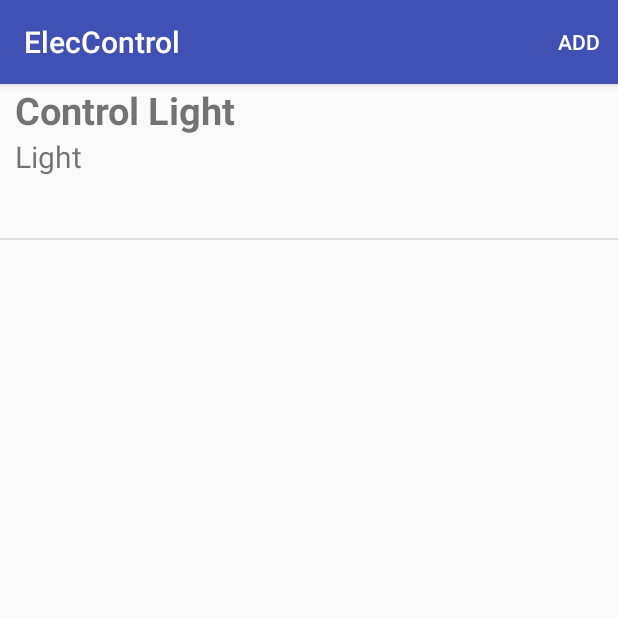
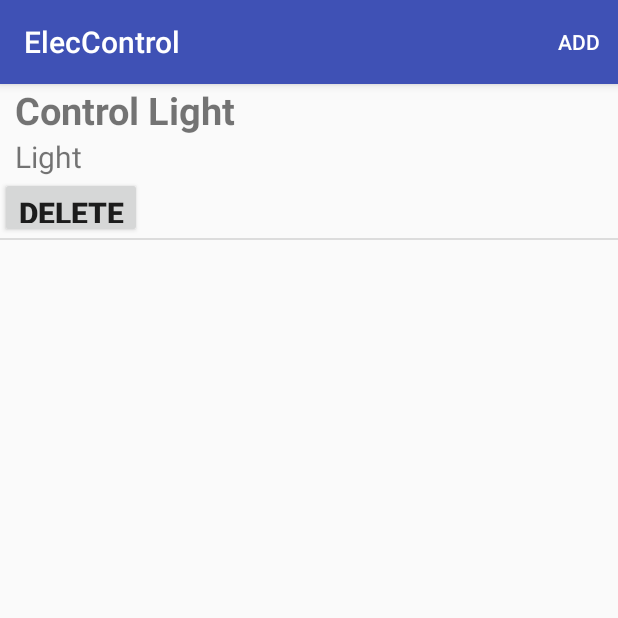
Before and after one commit to dookdikz/seniorProject, an Android app: the screen it shows after launch (MainActivity), after a tap on "Control Light", on a phone screen of 412 x 824 dp, the top half of it. Run offline under Robolectric (Android 15) with nearby library versions, the light colour scheme and no system bars.

Commit message:
เพิ ่ม delele

```diff
--- a/ElecControl/app/src/main/java/com/example/tanawat/eleccontrol/activity/MainActivity.java
+++ b/ElecControl/app/src/main/java/com/example/tanawat/eleccontrol/activity/MainActivity.java
@@ -36,4 +36,5 @@ public class MainActivity extends AppCompatActivity implements MainFragment.Frag
         Intent intent = new Intent(MainActivity.this,AddCommandActivity.class);
         startActivity(intent);
     }
+
 }
--- a/ElecControl/app/src/main/java/com/example/tanawat/eleccontrol/adapter/ButtonListAdapter.java
+++ b/ElecControl/app/src/main/java/com/example/tanawat/eleccontrol/adapter/ButtonListAdapter.java
@@ -1,13 +1,20 @@
 package com.example.tanawat.eleccontrol.adapter;
 
+import android.app.Activity;
 import android.content.Context;
 import android.content.SharedPreferences;
+import android.util.Log;
+import android.view.LayoutInflater;
 import android.view.View;
 import android.view.ViewGroup;
 import android.widget.Adapter;
 import android.widget.BaseAdapter;
+import android.widget.Button;
+import android.widget.CheckBox;
+import android.widget.ImageView;
 import android.widget.Toast;
 
+import com.example.tanawat.eleccontrol.R;
 import com.example.tanawat.eleccontrol.cms.ButtonItemCms;
 import com.example.tanawat.eleccontrol.cms.ButtonItemCollectionCms;
 import com.example.tanawat.eleccontrol.view.ButtonListItem;
@@ -15,8 +22,15 @@ import com.example.tanawat.eleccontrol.view.ButtonListItem;
 /**
  * Created by Tanawat on 7/11/2559.
  */
-public class ButtonListAdapter extends BaseAdapter {
+public class ButtonListAdapter extends BaseAdapter  {
     ButtonItemCollectionCms buttonItemCollectionCms;
+
+    private Context context;
+
+    public ButtonListAdapter( Context context) {
+
+        this.context = context;
+    }
 
     public ButtonItemCollectionCms getButtonItemCollectionCms() {
         return buttonItemCollectionCms;
@@ -47,18 +61,33 @@ public class ButtonListAdapter extends BaseAdapter {
     @Override
     public View getView(int position, View convertView, ViewGroup parent) {
         ButtonListItem item;
+        LayoutInflater inflater = (LayoutInflater) context.getApplicationContext()
+                .getSystemService(Context.LAYOUT_INFLATER_SERVICE);
 
        if(convertView != null){
            item = (ButtonListItem) convertView;
+
        }
         else {
+           convertView = inflater.inflate(R.layout.list_item_button,null);
            item = new ButtonListItem(parent.getContext());
        }
         ButtonItemCms buttonItemCms =(ButtonItemCms) getItem(position) ;
         if(buttonItemCms!=null) {
             item.setTvNameText(buttonItemCms.getName());
             item.setTvTypeText(buttonItemCms.getType());
+
         }
+        Button btnDelete =(Button) convertView.findViewById(R.id.btnDelete);
+        btnDelete.setOnClickListener(new View.OnClickListener() {
+            @Override
+            public void onClick(View v) {
+                Log.d("eiei","eiei");
+            }
+        });
+
         return item;
     }
+
+
 }
--- a/ElecControl/app/src/main/java/com/example/tanawat/eleccontrol/fragment/MainFragment.java
+++ b/ElecControl/app/src/main/java/com/example/tanawat/eleccontrol/fragment/MainFragment.java
@@ -16,8 +16,10 @@ import android.view.MenuItem;
 import android.view.View;
 import android.view.ViewGroup;
 import android.widget.AdapterView;
+import android.widget.ArrayAdapter;
 import android.widget.Button;
 import android.widget.EditText;
+import android.widget.ImageView;
 import android.widget.ListView;
 import android.widget.Toast;
 
@@ -51,6 +53,7 @@ public class MainFragment extends Fragment {
     ButtonItemManager buttonListManager;
     ListView listView;
     Button btnChangeUrl;
+    Button btnDelete;
     EditText editUrl;
     ButtonListAdapter listAdapter;
     ButtonItemCms cms;
@@ -101,7 +104,11 @@ public class MainFragment extends Fragment {
         //       in onSavedInstanceState
 
         listView = (ListView) rootView.findViewById(R.id.listView);
-        listAdapter = new ButtonListAdapter();
+        //Button btnDelete = (Button) getView().findViewById(R.id.btnDelete);
+
+
+        listAdapter = new ButtonListAdapter(getActivity());
+//        btnDelete = (Button) getView().findViewById(R.id.btnDelete);
 //        editUrl = (EditText) rootView.findViewById(R.id.editUrl);
 //        btnChangeUrl = (Button) rootView.findViewById(R.id.btnChangeUrl);
 
@@ -123,6 +130,7 @@ public class MainFragment extends Fragment {
         SharedPreferences pref = getContext().getSharedPreferences("cms", Context.MODE_PRIVATE);
         SharedPreferences.Editor editor = pref.edit();
         String jsonRead = pref.getString("json", null);
+
         buttonItemCollectionCms = new Gson().fromJson(jsonRead, ButtonItemCollectionCms.class);
         if (buttonItemCollectionCms != null) {
 
@@ -142,13 +150,13 @@ public class MainFragment extends Fragment {
 
 
         listView.setAdapter(listAdapter);
+
         listView.setOnItemClickListener(new AdapterView.OnItemClickListener() {
             @Override
-            public void onItemClick(AdapterView<?> parent, View view, int position, long id) {
-
+            public void onItemClick(AdapterView<?> parent, View view, final int position, long id) {
+                Toast.makeText(getContext(), view.toString(), Toast.LENGTH_SHORT).show();
                 if (buttonItemCollectionCms.getData().get(position).getName().equals("OpenLight")) {
 //                    Toast.makeText(getContext(), "Open", Toast.LENGTH_SHORT).show();
-
                    Call<TestSendWeb> call = HttpManager.getInstance().getService().openLight();
                     call.enqueue(new Callback<TestSendWeb>() {
                         @Override
@@ -180,6 +188,8 @@ public class MainFragment extends Fragment {
                 }
             }
         });
+
+
 
 
     }
@@ -218,4 +228,37 @@ public class MainFragment extends Fragment {
         }
         return super.onOptionsItemSelected(item);
     }
+//private class MyListAdap extends ArrayAdapter<String>{
+//    private int layout;
+//    public MyListAdap(Context context, int resource, List<String> objects) {
+//        super(context, resource, objects);
+//        layout = resource;
+//    }
+//
+//    @Override
+//    public View getView(int position, View convertView, ViewGroup parent) {
+//      ViewHolder mainViewholder = null;
+//        if(convertView==null){
+//            LayoutInflater  inflater = LayoutInflater.from(getContext());
+//            convertView = inflater.inflate(layout,parent,false);
+//            ViewHolder viewHolder = new ViewHolder();
+//            viewHolder.btnDelete = (ImageView) convertView.findViewById(R.id.btnDelete);
+//            viewHolder.btnDelete.setOnClickListener(new View.OnClickListener() {
+//                @Override
+//                public void onClick(View v) {
+//                    Toast.makeText(getContext(),"fdfs", Toast.LENGTH_SHORT).show();
+//                }
+//            });
+//            convertView.setTag(viewHolder);
+//        }
+//        else {
+//            mainViewholder = (ViewHolder) convertView.getTag();
+//        }
+//
+//return convertView;
+//    }
+//}
+//    public class ViewHolder{
+//        ImageView btnDelete;
+//    }
 }
--- a/ElecControl/app/src/main/java/com/example/tanawat/eleccontrol/view/ButtonListItem.java
+++ b/ElecControl/app/src/main/java/com/example/tanawat/eleccontrol/view/ButtonListItem.java
@@ -6,6 +6,8 @@ import android.os.Bundle;
 import android.os.Parcelable;
 import android.util.AttributeSet;
 import android.widget.Button;
+import android.widget.CheckBox;
+import android.widget.ImageView;
 import android.widget.LinearLayout;
 import android.widget.TextView;
 
@@ -21,6 +23,8 @@ public class ButtonListItem extends BaseCustomViewGroup {
     LinearLayout layoutCommandClick;
     TextView tvNameCommand;
     TextView tvTypeCommand;
+    Button btnDelete;
+
     public ButtonListItem(Context context) {
         super(context);
         initInflate();
@@ -55,7 +59,7 @@ public class ButtonListItem extends BaseCustomViewGroup {
         layoutCommandClick = (LinearLayout) findViewById(R.id.layoutCommandClick);
         tvNameCommand = (TextView) findViewById(R.id.tvNameCommand);
         tvTypeCommand = (TextView) findViewById(R.id.tvTypeCommand);
-
+        btnDelete = (Button) findViewById(R.id.btnDelete);
 
 
     }
@@ -99,18 +103,21 @@ public class ButtonListItem extends BaseCustomViewGroup {
         Bundle bundle = ss.getBundle();
         // Restore State from bundle here
     }
+
     @Override
     protected void onMeasure(int widthMeasureSpec, int heightMeasureSpec) {
         int width = MeasureSpec.getSize(widthMeasureSpec);
-        int height = width *1/4;
-        int newHeightMeasureSpec = MeasureSpec.makeMeasureSpec(height,MeasureSpec.EXACTLY);
+        int height = width * 1 / 4;
+        int newHeightMeasureSpec = MeasureSpec.makeMeasureSpec(height, MeasureSpec.EXACTLY);
         super.onMeasure(widthMeasureSpec, newHeightMeasureSpec);
-        setMeasuredDimension(width,height);
+        setMeasuredDimension(width, height);
     }
-    public void setTvNameText(String text){
+
+    public void setTvNameText(String text) {
         tvNameCommand.setText(text);
     }
-    public void setTvTypeText(String text){
+
+    public void setTvTypeText(String text) {
         tvTypeCommand.setText(text);
     }
 
--- a/ElecControl/app/src/main/res/layout/list_item_button.xml
+++ b/ElecControl/app/src/main/res/layout/list_item_button.xml
@@ -1,28 +1,55 @@
 <?xml version="1.0" encoding="utf-8"?>
+
 <LinearLayout xmlns:android="http://schemas.android.com/apk/res/android"
-    android:orientation="vertical" android:layout_width="match_parent"
+    android:layout_width="match_parent"
     android:layout_height="match_parent"
+
+    >
+
+    <LinearLayout
         android:id="@+id/layoutCommandClick"
-   >
+        android:layout_width="match_parent"
+        android:layout_height="match_parent"
+
+        android:descendantFocusability="blocksDescendants"
+        android:orientation="vertical">
+
+
         <TextView
+
             android:id="@+id/tvNameCommand"
+            android:layout_width="wrap_content"
+            android:layout_height="wrap_content"
             android:layout_marginLeft="10dp"
             android:text="Name"
             android:textSize="25dp"
+            android:textStyle="bold" />
+
+        <TextView
+            android:id="@+id/tvTypeCommand"
             android:layout_width="wrap_content"
             android:layout_height="wrap_content"
-        android:textStyle="bold"
-        />
-    <TextView
-        android:id="@+id/tvTypeCommand"
             android:layout_marginLeft="10dp"
+            android:focusable="false"
             android:text="Type"
-        android:textSize="20dp"
-        android:layout_width="wrap_content"
-        android:layout_height="wrap_content" />
+            android:textSize="20dp" />
 
 
+        <Button
 
+            android:id="@+id/btnDelete"
+            android:layout_width="wrap_content"
+            android:layout_height="wrap_content"
+            android:layout_alignParentRight="true"
+            android:src="@drawable/switch_off"
+            android:text="delete"
+            android:textSize="20dp"
+            android:textStyle="bold"
+
+            />
 
 
     </LinearLayout>
+
+
+</LinearLayout>
```
Also changed, not shown: ElecControl/app/src/main/res/drawable-xhdpi/switch_off.jpg (added). Lines whose indentation alone changed are shown as unchanged.
